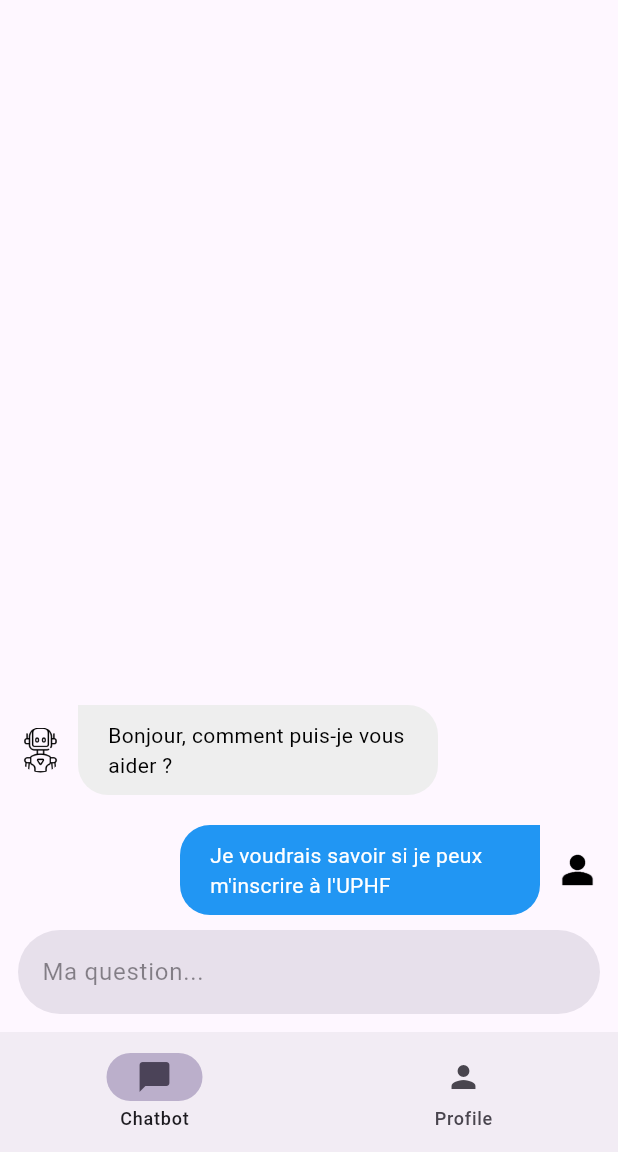
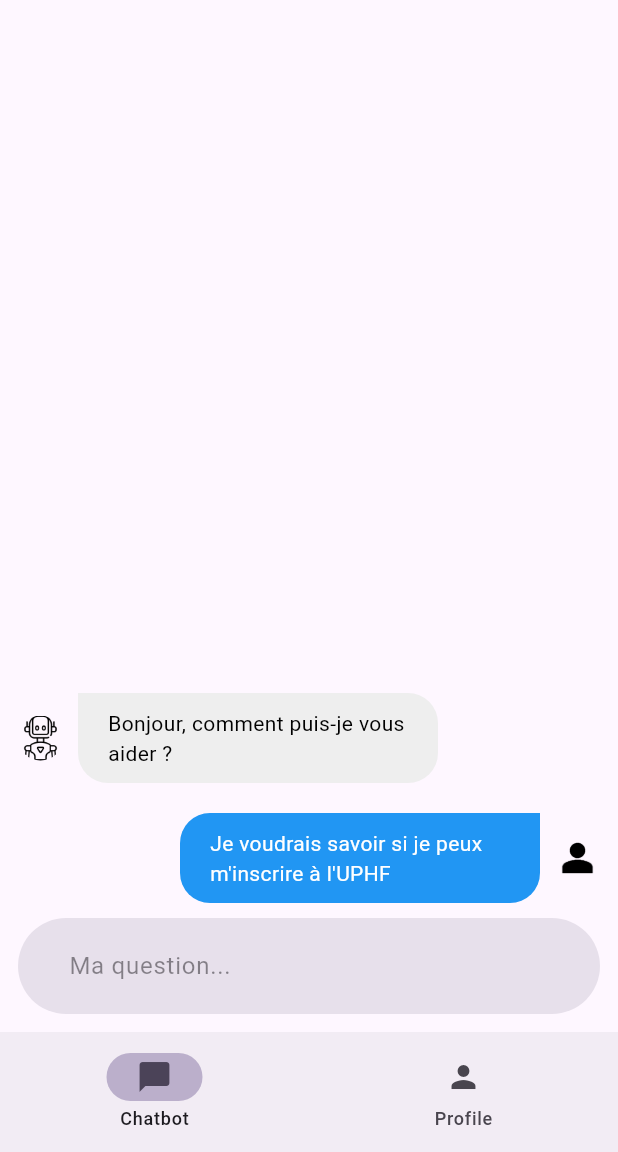
Before and after one commit to Miunn/projet-info-s8, a Flutter app: the screen it shows after launch, on a phone screen of 412 x 824 dp, the part 84-1236 px from its top. Run offline on Flutter 3.47's test engine with Material 3 defaults, Android fonts, the light colour scheme and no system bars.

Commit message:
Prompt input padding

```diff
--- a/lib/widgets/prompt_input.dart
+++ b/lib/widgets/prompt_input.dart
@@ -17,10 +17,11 @@
     return TextField(
       autofocus: false,
       decoration: InputDecoration(
-      border: OutlineInputBorder(
-        borderRadius: BorderRadius.circular(50),
-        borderSide: BorderSide.none,
-      ),
+        border: OutlineInputBorder(
+          borderRadius: BorderRadius.circular(50),
+          borderSide: BorderSide.none,
+        ),
+        contentPadding: const EdgeInsets.fromLTRB(30.0, 20.0, 30.0, 20.0),
         filled: true,
         fillColor: Theme.of(context).colorScheme.surfaceVariant,
         hintStyle: TextStyle(
```
